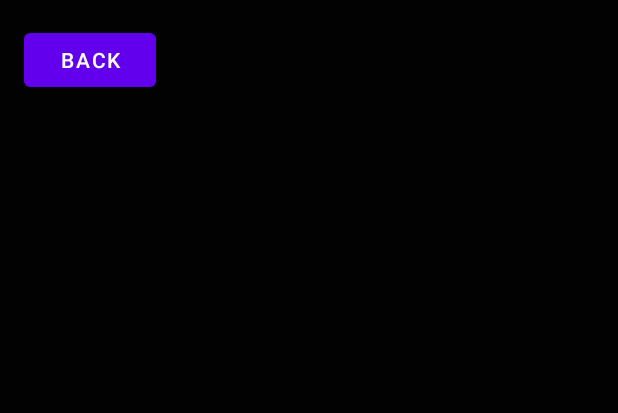
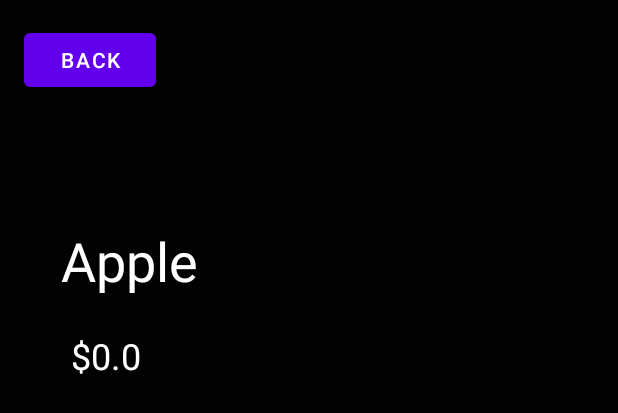
Before and after one commit to wzheng29/cse442-project-nottingham, an Android app: the layout activity_real_time.xml on its own in the app's theme, with its tools: preview values and no code run, on a phone screen of 412 x 824 dp. Shown: the top 413 px of the screen. Run offline under Robolectric (Android 15) with nearby library versions, the phone set to English and light mode, and no system bars.

Commit message:
Task #54:Set up the frontend for the price, include the property of the variable returned from backend implementation.

```diff
--- a/app/src/main/java/com/example/nottingham/real_time.java
+++ b/app/src/main/java/com/example/nottingham/real_time.java
@@ -7,22 +7,40 @@ import android.graphics.Color;
 import android.os.Bundle;
 import android.view.View;
 import android.widget.Button;
+import android.widget.TextView;
 
 public class real_time extends AppCompatActivity {
     private Button backHome;
+    TextView realTimePrice;
+
 
     @Override
     protected void onCreate(Bundle savedInstanceState) {
         super.onCreate(savedInstanceState);
         setContentView(R.layout.activity_real_time);
-
+        // Back Button implementation
         backHome = (Button)findViewById(R.id.backHome);
         backHome.setBackgroundColor(Color.WHITE);
         backHome.setOnClickListener(v -> openHome());
+
+        // Display Stock price
+        realTimePrice = findViewById(R.id.realTimePrice);
     }
 
     public void openHome(){
             Intent intent  = new Intent(this, MainActivity.class);
             startActivity(intent);
-        }
+    }
+
+    // get the price from API and show it from the TextView "realTimePrice"
+    public void showPrice(){
+        String price = "$0.0";
+        realTimePrice.setText(price);
+
+    }
+
+
+
+
+
 }
--- a/app/src/main/res/layout/activity_real_time.xml
+++ b/app/src/main/res/layout/activity_real_time.xml
@@ -23,4 +23,42 @@
         app:layout_constraintStart_toStartOf="parent"
         app:layout_constraintTop_toTopOf="parent"
         app:layout_constraintVertical_bias="0.0" />
+
+    <TextView
+        android:id="@+id/stockName"
+        android:layout_width="122dp"
+        android:layout_height="52dp"
+        android:layout_marginStart="51dp"
+        android:layout_marginLeft="51dp"
+        android:layout_marginTop="19dp"
+        android:layout_marginEnd="271dp"
+        android:layout_marginRight="271dp"
+        android:layout_marginBottom="606dp"
+        android:text="Apple"
+        android:textColor="#FFFFFF"
+        android:textSize="36sp"
+        app:layout_constraintBottom_toBottomOf="parent"
+        app:layout_constraintEnd_toEndOf="parent"
+        app:layout_constraintHorizontal_bias="0.333"
+        app:layout_constraintStart_toStartOf="parent"
+        app:layout_constraintTop_toBottomOf="@+id/backHome"
+        app:layout_constraintVertical_bias="0.8" />
+
+    <TextView
+        android:id="@+id/realTimePrice"
+        android:layout_width="wrap_content"
+        android:layout_height="wrap_content"
+        android:layout_marginStart="47dp"
+        android:layout_marginLeft="47dp"
+        android:layout_marginTop="10dp"
+        android:layout_marginEnd="318dp"
+        android:layout_marginRight="318dp"
+        android:layout_marginBottom="562dp"
+        android:text="$0.0"
+        android:textColor="#FFFFFF"
+        android:textSize="24sp"
+        app:layout_constraintBottom_toBottomOf="parent"
+        app:layout_constraintEnd_toEndOf="parent"
+        app:layout_constraintStart_toStartOf="parent"
+        app:layout_constraintTop_toBottomOf="@+id/stockName" />
 </androidx.constraintlayout.widget.ConstraintLayout>
```
